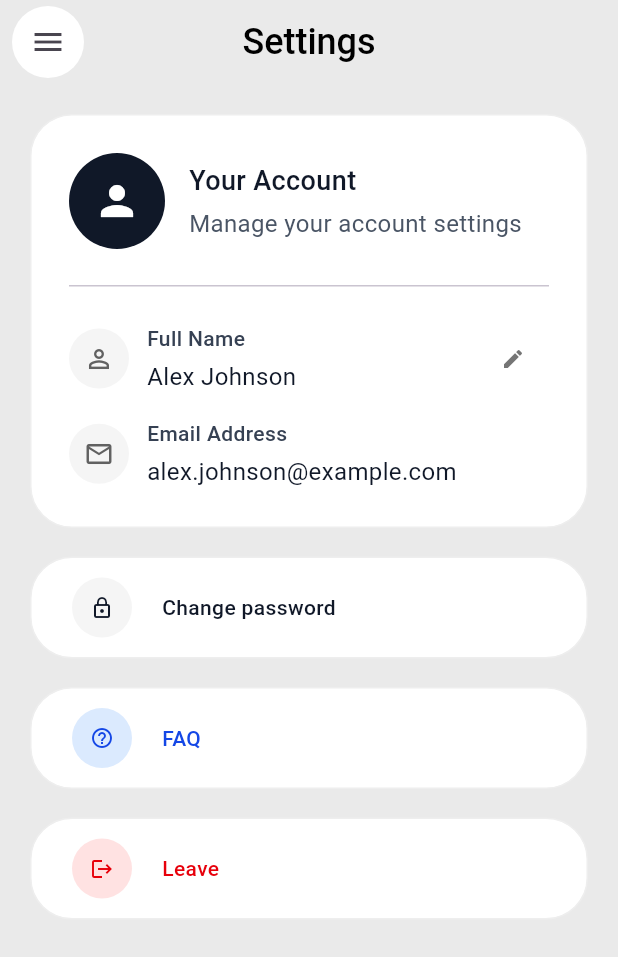
After one commit to TheDeiw/IdeaNest, a Flutter app: the SettingsScreen screen opened by its route, on a phone screen of 412 x 824 dp. The commit adds this screen. Shown: the top 957 px of the screen. Run offline on Flutter 3.47's test engine with Material 3 defaults, Android fonts, the light colour scheme and no system bars; our stand-ins replace firebase_auth, firebase_core, firebase_crashlytics; accounts and stored records are empty; generated files the repository leaves out were written again.

Commit message:
Add settings and FAQ

```diff
--- a/lib/main.dart
+++ b/lib/main.dart
@@ -6,6 +6,7 @@ import 'package:flutter/material.dart';
 import 'package:ideanest/src/features/auth/presentation/screens/splash_screen.dart';
 import 'package:ideanest/src/features/notes/presentation/screens/home_screen.dart';
 import 'package:ideanest/src/features/tags/presentation/screens/tags_screen.dart';
+import 'package:ideanest/src/features/settings/presentation/screens/settings_screen.dart';
 
 void main() async {
   WidgetsFlutterBinding.ensureInitialized();
@@ -33,7 +34,7 @@ class MyApp extends StatelessWidget {
       routes: {
         '/home': (context) => const HomeScreen(),
         '/tags': (context) => const TagsScreen(),
-        // '/settings': (context) => const SettingsScreen(), // TODO: Create settings screen
+        '/settings': (context) => const SettingsScreen(),
       },
     );
   }
--- a/lib/src/features/notes/presentation/screens/home_screen.dart
+++ b/lib/src/features/notes/presentation/screens/home_screen.dart
@@ -15,7 +15,7 @@ class HomeScreen extends StatelessWidget {
     final crossAxisCount = (screenWidth / cardMinWidth).floor().clamp(1, 5);
 
     return Scaffold(
-       backgroundColor: Colors.grey[100],
+       backgroundColor: AppColors.background,
 
       drawer: const AppDrawer(currentRoute: '/home'),
 
@@ -36,7 +36,8 @@ class HomeScreen extends StatelessWidget {
               pinned: false,
               floating: true,
               snap: true,
-              backgroundColor: AppColors.surface,
+              backgroundColor: AppColors.background,
+              surfaceTintColor: AppColors.background,
               elevation: 1,
               leading: Builder(
                 builder: (BuildContext context) => Container(
--- /dev/null
+++ b/lib/src/features/settings/presentation/screens/settings_screen.dart
@@ -0,0 +1,272 @@
+import 'package:flutter/material.dart';
+import 'package:ideanest/src/features/settings/presentation/screens/faq_screen.dart';
+import 'package:ideanest/src/common/widgets/app_drawer.dart';
+
+class SettingsScreen extends StatelessWidget {
+  const SettingsScreen({super.key});
+
+  @override
+  Widget build(BuildContext context) {
+    return Scaffold(
+      backgroundColor: const Color(0xFFEAEAEA),
+      drawer: const AppDrawer(currentRoute: '/settings'),
+      appBar: AppBar(
+        backgroundColor: const Color(0xFFEAEAEA),
+        elevation: 0,
+        centerTitle: true,
+        leading: Builder(
+          builder: (BuildContext context) => Container(
+            margin: const EdgeInsets.only(left: 8),
+            decoration: const BoxDecoration(
+              color: Colors.white,
+              shape: BoxShape.circle,
+            ),
+            child: IconButton(
+              icon: const Icon(Icons.menu, color: Color(0xFF49454F)),
+              onPressed: () => Scaffold.of(context).openDrawer(),
+            ),
+          ),
+        ),
+        title: const Text(
+          'Settings',
+          style: TextStyle(
+            fontSize: 24,
+            fontWeight: FontWeight.w500,
+            color: Colors.black,
+          ),
+        ),
+      ),
+      body: SafeArea(
+        child: Padding(
+          padding: const EdgeInsets.all(20.0),
+          child: Column(
+            children: [
+              // Account Info Card
+              Container(
+                decoration: BoxDecoration(
+                  color: Colors.white,
+                  borderRadius: BorderRadius.circular(28),
+                  border: Border.all(color: Colors.grey[200]!, width: 1),
+                ),
+                padding: const EdgeInsets.symmetric(horizontal: 25, vertical: 25),
+                child: Column(
+                  children: [
+                    // User Avatar and Info
+                    Row(
+                      children: [
+                        Container(
+                          width: 64,
+                          height: 64,
+                          decoration: const BoxDecoration(
+                            color: Color(0xFF101828),
+                            shape: BoxShape.circle,
+                          ),
+                          child: const Icon(
+                            Icons.person,
+                            color: Colors.white,
+                            size: 32,
+                          ),
+                        ),
+                        const SizedBox(width: 16),
+                        const Expanded(
+                          child: Column(
+                            crossAxisAlignment: CrossAxisAlignment.start,
+                            children: [
+                              Text(
+                                'Your Account',
+                                style: TextStyle(
+                                  fontSize: 18,
+                                  fontWeight: FontWeight.w500,
+                                  color: Color(0xFF101828),
+                                ),
+                              ),
+                              SizedBox(height: 4),
+                              Text(
+                                'Manage your account settings',
+                                style: TextStyle(
+                                  fontSize: 16,
+                                  color: Color(0xFF4A5565),
+                                ),
+                              ),
+                            ],
+                          ),
+                        ),
+                      ],
+                    ),
+                    const SizedBox(height: 24),
+                    Container(
+                      height: 1,
+                      color: const Color(0xFFCAC4D0),
+                    ),
+                    const SizedBox(height: 24),
+                    // Full Name
+                    _buildInfoRow(
+                      icon: Icons.person_outline,
+                      label: 'Full Name',
+                      value: 'Alex Johnson',
+                      onEdit: () {},
+                    ),
+                    const SizedBox(height: 16),
+                    // Email
+                    _buildInfoRow(
+                      icon: Icons.email_outlined,
+                      label: 'Email Address',
+                      value: 'alex.johnson@example.com',
+                      onEdit: null,
+                    ),
+                  ],
+                ),
+              ),
+              const SizedBox(height: 19),
+              // Change Password Button
+              _buildActionButton(
+                icon: Icons.lock_outline,
+                label: 'Change password',
+                color: const Color(0xFF101828),
+                backgroundColor: Colors.grey[100]!,
+                onTap: () {
+                  // TODO: Navigate to change password
+                },
+              ),
+              const SizedBox(height: 19),
+              // FAQ Button
+              _buildActionButton(
+                icon: Icons.help_outline,
+                label: 'FAQ',
+                color: const Color(0xFF1447E6),
+                backgroundColor: const Color(0xFFDBEAFE),
+                onTap: () {
+                  Navigator.of(context).push(
+                    MaterialPageRoute(
+                      builder: (context) => const FAQScreen(),
+                    ),
+                  );
+                },
+              ),
+              const SizedBox(height: 19),
+              // Leave Button
+              _buildActionButton(
+                icon: Icons.logout,
+                label: 'Leave',
+                color: const Color(0xFFE7000B),
+                backgroundColor: const Color(0xFFFFE2E2),
+                onTap: () {
+                  // TODO: Logout logic
+                },
+              ),
+            ],
+          ),
+        ),
+      ),
+    );
+  }
+
+  Widget _buildInfoRow({
+    required IconData icon,
+    required String label,
+    required String value,
+    VoidCallback? onEdit,
+  }) {
+    return Row(
+      children: [
+        Container(
+          width: 40,
+          height: 40,
+          decoration: BoxDecoration(
+            color: Colors.grey[100],
+            shape: BoxShape.circle,
+          ),
+          child: Icon(
+            icon,
+            size: 20,
+            color: Colors.grey[700],
+          ),
+        ),
+        const SizedBox(width: 12),
+        Expanded(
+          child: Column(
+            crossAxisAlignment: CrossAxisAlignment.start,
+            children: [
+              Text(
+                label,
+                style: const TextStyle(
+                  fontSize: 14,
+                  fontWeight: FontWeight.w500,
+                  color: Color(0xFF364153),
+                ),
+              ),
+              const SizedBox(height: 4),
+              Text(
+                value,
+                style: const TextStyle(
+                  fontSize: 16,
+                  color: Color(0xFF101828),
+                ),
+              ),
+            ],
+          ),
+        ),
+        if (onEdit != null)
+          IconButton(
+            icon: const Icon(Icons.edit, size: 16),
+            onPressed: onEdit,
+            color: Colors.grey[600],
+          ),
+      ],
+    );
+  }
+
+  Widget _buildActionButton({
+    required IconData icon,
+    required String label,
+    required Color color,
+    required Color backgroundColor,
+    required VoidCallback onTap,
+  }) {
+    return Container(
+      decoration: BoxDecoration(
+        color: Colors.white,
+        borderRadius: BorderRadius.circular(28),
+        border: Border.all(color: Colors.grey[200]!, width: 1),
+      ),
+      padding: const EdgeInsets.symmetric(horizontal: 10, vertical: 5),
+      child: Material(
+        color: Colors.transparent,
+        child: InkWell(
+          onTap: onTap,
+          borderRadius: BorderRadius.circular(14),
+          child: Container(
+            height: 56,
+            padding: const EdgeInsets.symmetric(horizontal: 17, vertical: 8),
+            child: Row(
+              children: [
+                Container(
+                  width: 40,
+                  height: 40,
+                  decoration: BoxDecoration(
+                    color: backgroundColor,
+                    shape: BoxShape.circle,
+                  ),
+                  child: Icon(
+                    icon,
+                    size: 16,
+                    color: color,
+                  ),
+                ),
+                const SizedBox(width: 20),
+                Text(
+                  label,
+                  style: TextStyle(
+                    fontSize: 14,
+                    fontWeight: FontWeight.w500,
+                    color: color,
+                  ),
+                ),
+              ],
+            ),
+          ),
+        ),
+      ),
+    );
+  }
+}
```
Also changed, not shown: lib/src/features/settings/presentation/screens/faq_screen.dart (added, +143 -0 lines).
